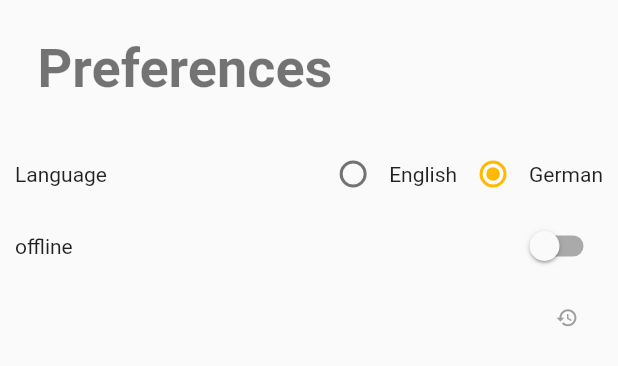
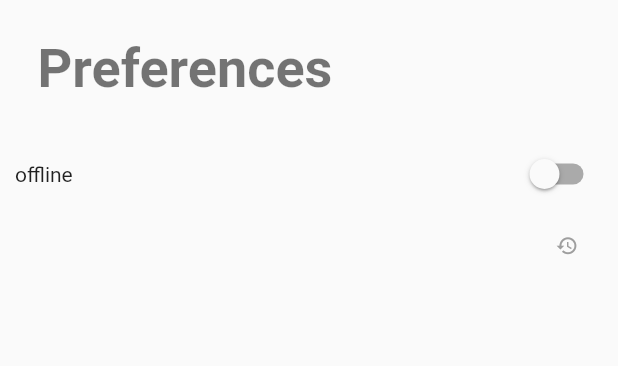
Before and after one commit to mjohnsullivan/berlin_transport, a Flutter app: the Preferences widget shown alone on an empty page, opened directly, on a phone screen of 412 x 824 dp. Shown: the top 366 px of the screen. Run offline on Flutter 3.47's test engine with Material 2 defaults, Android fonts, the phone set to English and light mode, and no system bars; missing offline and left inert: flutter_web, flutter_web_ui; Roboto replaces fonts that are missing (Montserrat).

Commit message:
Commented out language selection

```diff
--- a/lib/widgets/prefs.dart
+++ b/lib/widgets/prefs.dart
@@ -38,7 +38,7 @@ class Preferences extends StatelessWidget {
                         ),
                   ),
                 ),
-                LocalePref(),
+                // LocalePref(),
                 OfflinePref(),
                 SplashPref(),
               ],
```
